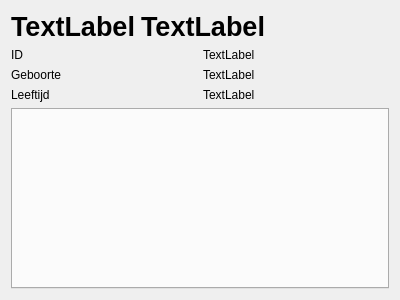
The window that src/person_detail/person_detail_view.ui (niknetniko/opa) describes before a commit, drawn with Qt 5.
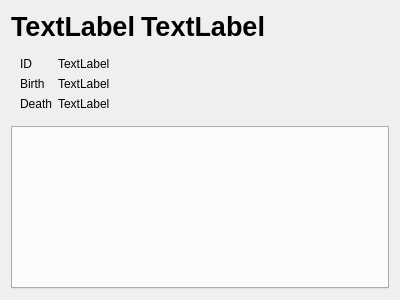
The same window after the commit.

Commit message: Update person details view

Patch:
```diff
--- a/src/person_detail/person_detail_view.ui
+++ b/src/person_detail/person_detail_view.ui
@@ -58,21 +58,8 @@
     </layout>
    </item>
    <item>
-    <layout class="QGridLayout" name="gridLayout">
-     <item row="1" column="0">
-      <widget class="QLabel" name="birthLabel">
-       <property name="text">
-        <string>Geboorte</string>
-       </property>
-      </widget>
-     </item>
-     <item row="1" column="1">
-      <widget class="QLabel" name="birth">
-       <property name="text">
-        <string>TextLabel</string>
-       </property>
-      </widget>
-     </item>
+    <widget class="QWidget" name="datesWidget" native="true">
+     <layout class="QFormLayout" name="formLayout">
      <item row="0" column="0">
       <widget class="QLabel" name="idLabel">
        <property name="text">
@@ -87,10 +74,24 @@
        </property>
       </widget>
      </item>
+      <item row="1" column="0">
+       <widget class="QLabel" name="birthLabel">
+        <property name="text">
+         <string>Birth</string>
+        </property>
+       </widget>
+      </item>
+      <item row="1" column="1">
+       <widget class="QLabel" name="birth">
+        <property name="text">
+         <string>TextLabel</string>
+        </property>
+       </widget>
+      </item>
      <item row="2" column="0">
       <widget class="QLabel" name="deathLabel">
        <property name="text">
-        <string>Leeftijd</string>
+         <string>Death</string>
        </property>
       </widget>
      </item>
@@ -102,6 +103,7 @@
       </widget>
      </item>
     </layout>
+    </widget>
    </item>
    <item>
     <widget class="QTabWidget" name="tabWidget">
```
Lines whose indentation alone changed are shown as unchanged. The commit also changes 7 other files.
